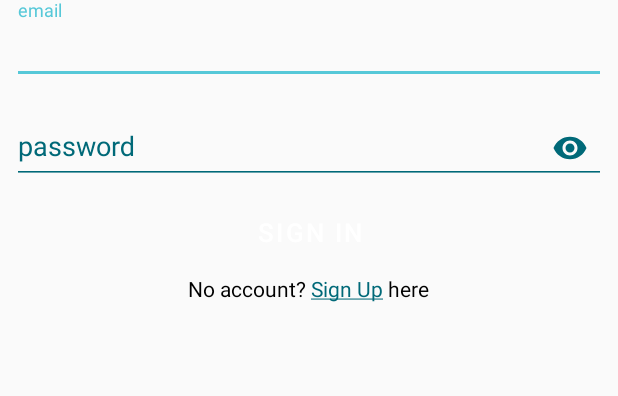
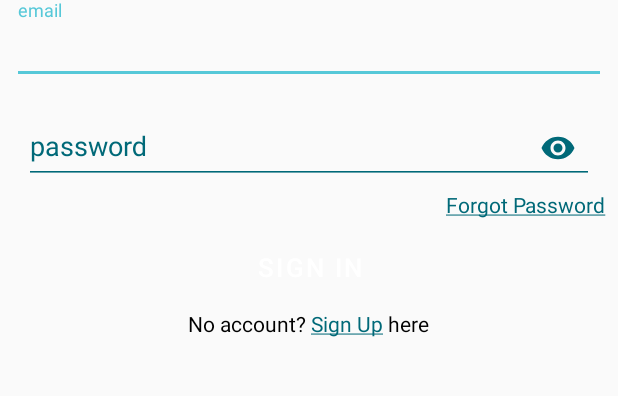
Before and after one commit to rohit18115/Campus_Mitra, an Android app: the screen it shows after launch (SignIn), on a phone screen of 412 x 824 dp, the part 497-893 px from its top. Run offline under Robolectric (Android 15) with nearby library versions, the phone set to English and light mode, and no system bars; our stand-ins replace Firebase (no records; nobody signed in at launch, a user with empty details on screens opened directly).

Commit message:
Email Signin & Sign up with forgot password and progress bar, splash activity background changed

```diff
--- a/app/src/main/AndroidManifest.xml
+++ b/app/src/main/AndroidManifest.xml
@@ -25,7 +25,7 @@
             </intent-filter>
         </activity>
         <activity android:name=".SignIn"
-            android:screenOrientation="portrait"/>
+            android:screenOrientation="portrait" />
     </application>
 
 </manifest>
--- a/app/src/main/java/com/team13/campusmitra/SplashActivity.java
+++ b/app/src/main/java/com/team13/campusmitra/SplashActivity.java
@@ -4,30 +4,49 @@ import androidx.appcompat.app.AppCompatActivity;
 
 import android.content.Intent;
 import android.os.Bundle;
+import android.view.View;
+import android.widget.ProgressBar;
+
+import com.google.firebase.auth.FirebaseAuth;
+import com.google.firebase.auth.FirebaseUser;
 
 public class SplashActivity extends AppCompatActivity {
-
+    private FirebaseAuth mAuth;
+    private ProgressBar progressBar;
     @Override
     protected void onCreate(Bundle savedInstanceState) {
         super.onCreate(savedInstanceState);
+        setContentView(R.layout.activity_splash);
 
+        mAuth = FirebaseAuth.getInstance();
+        final FirebaseUser currentUser = mAuth.getCurrentUser();
+        progressBar = findViewById(R.id.progressbar_splash_screen);
         Thread timer = new Thread() {
 
             public void run() {
+                progressBar.setIndeterminate(true);
+                progressBar.setVisibility(View.VISIBLE);
                 try {
-                    sleep(1500);
+                    if(currentUser != null && currentUser.isEmailVerified()){
+                        sleep(1000);
+
+                        startActivity(new Intent(SplashActivity.this, UserProfile.class));
+                    }else{
+                        sleep(1000);
+
+                        startActivity(new Intent(SplashActivity.this, SignIn.class));
+                    }
                 } catch (InterruptedException e) {
                     e.printStackTrace();
                 } finally {
-                    Intent intent = new Intent(getApplicationContext(), SignIn.class);
-                    startActivity(intent);
                     finish();
                 }
             }
         };
         timer.start();
 
-
+        progressBar.setVisibility(View.GONE);
     }
 
+
 }
--- a/app/src/main/java/com/team13/campusmitra/UserProfile.java
+++ b/app/src/main/java/com/team13/campusmitra/UserProfile.java
@@ -32,6 +32,6 @@ public class UserProfile extends AppCompatActivity {
         super.onCreate(savedInstanceState);
 
         mAuth = FirebaseAuth.getInstance();
-        //mAuth.signOut();
+        mAuth.signOut();
     }
 }
--- a/app/src/main/res/layout/activity_sign_in.xml
+++ b/app/src/main/res/layout/activity_sign_in.xml
@@ -35,8 +35,6 @@
             android:inputType="textEmailAddress"
             />
 
-    </com.google.android.material.textfield.TextInputLayout>
-
     <com.google.android.material.textfield.TextInputLayout
         android:layout_width="match_parent"
         android:layout_height="wrap_content"
@@ -58,6 +56,18 @@
 
     </com.google.android.material.textfield.TextInputLayout>
 
+        <TextView
+            android:layout_marginTop="4dp"
+            android:id="@+id/tv_forgot_password"
+            android:autoLink="none"
+            android:textColor="@android:color/black"
+            android:textColorLink="@color/colorPrimaryDark"
+            android:linksClickable="true"
+            android:layout_gravity="end"
+            android:layout_width="wrap_content"
+            android:layout_height="wrap_content"
+            />
+
     <Button
         android:id="@+id/btn_sign_in"
         style="@style/Widget.MaterialComponents.Button.Icon"
@@ -71,6 +81,7 @@
 
         />
 
+    </com.google.android.material.textfield.TextInputLayout>
         <TextView
             android:layout_marginTop="4dp"
             android:id="@+id/tv_sign_up"
@@ -82,5 +93,14 @@
             android:layout_width="wrap_content"
             android:layout_height="wrap_content"
             />
+
+        <ProgressBar
+            android:visibility="gone"
+            android:id="@+id/progressbar_signin"
+            android:layout_gravity="center"
+            android:layout_width="wrap_content"
+            android:layout_height="wrap_content"/>
+
+
 </LinearLayout>
 </androidx.coordinatorlayout.widget.CoordinatorLayout>
```
Also changed, not shown: app/src/main/java/com/team13/campusmitra/SignIn.java (+91 -9 lines), app/src/main/java/com/team13/campusmitra/SignUp.java (+67 -6 lines), app/src/main/res/layout/activity_sign_up.xml (+17 -3 lines), app/src/main/res/layout/activity_splash.xml (+12 -2 lines). Lines whose indentation alone changed are shown as unchanged.
